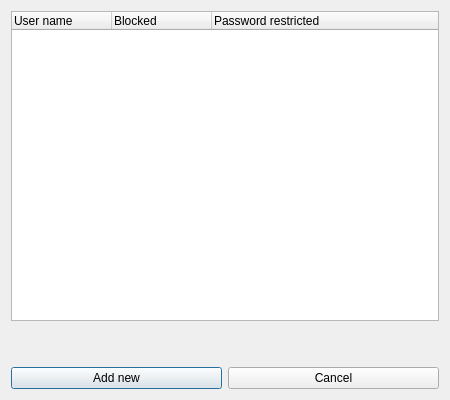
The window that manageaccountswindow.ui (krakenaut9/LoginProject) describes before a commit, drawn with Qt 5.
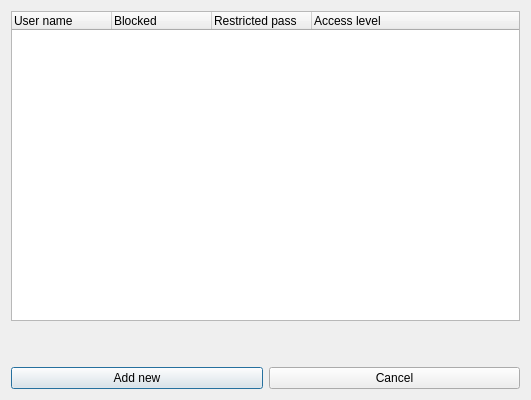
The same window after the commit.

Commit message: Implemented access levels

```diff
--- a/manageaccountswindow.ui
+++ b/manageaccountswindow.ui
@@ -6,7 +6,7 @@
    <rect>
     <x>0</x>
     <y>0</y>
-    <width>450</width>
+    <width>531</width>
     <height>400</height>
    </rect>
   </property>
@@ -28,7 +28,12 @@
      </column>
      <column>
       <property name="text">
-       <string>Password restricted</string>
+       <string>Restricted pass</string>
+      </property>
+     </column>
+     <column>
+      <property name="text">
+       <string>Access level</string>
       </property>
      </column>
     </widget>
```
The commit also changes 6 other files.
